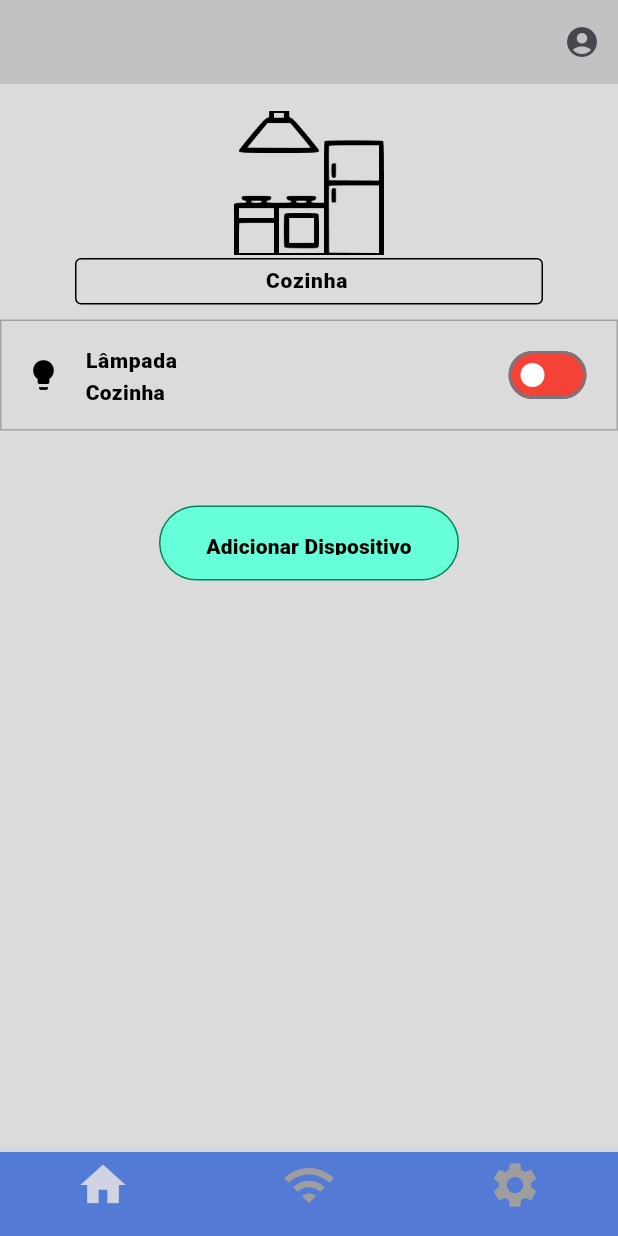
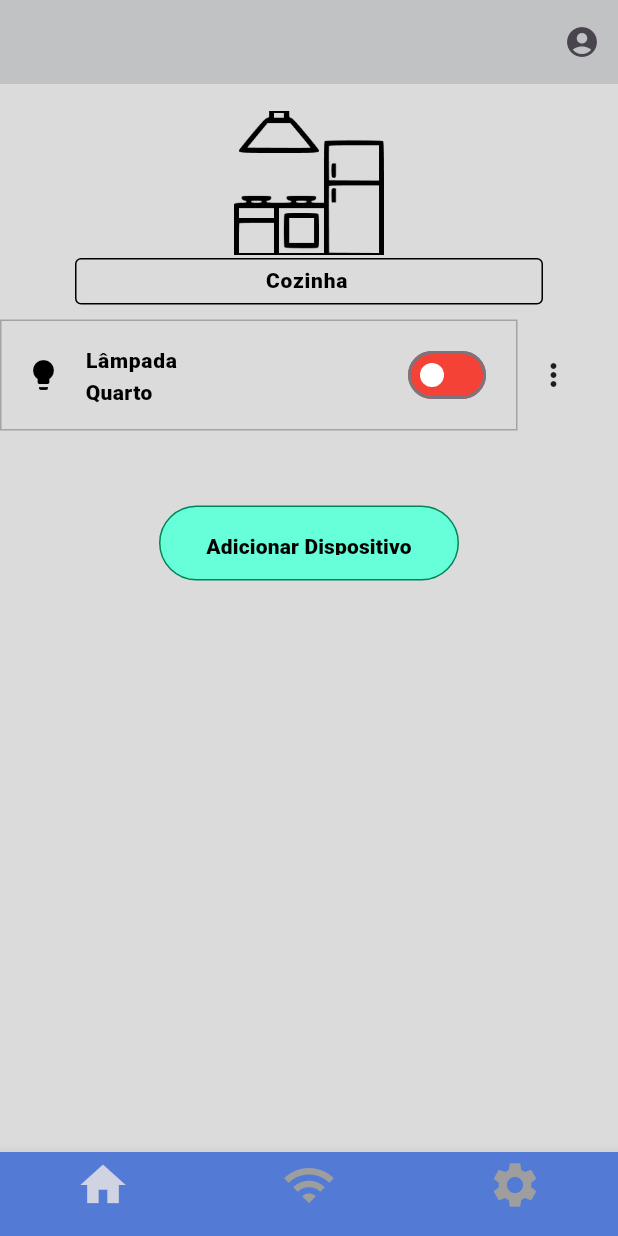
Before and after one commit to Sara-Mirian-Santos/SmartHouse, a Flutter app: the cozinha screen opened directly, on a phone screen of 412 x 824 dp. Run offline on Flutter 3.47's test engine with Material 3 defaults, Android fonts, the phone set to English and light mode, and no system bars; our stand-ins replace cloud_firestore, firebase_auth, firebase_core; accounts and stored records are empty.

Commit message:
Update cozinha.dart

```diff
--- a/smart_house/smart_house/lib/cozinha.dart
+++ b/smart_house/smart_house/lib/cozinha.dart
@@ -2,7 +2,7 @@
 
 import 'package:flutter/material.dart';
 import 'package:smart_house/perfil.dart';
-
+import 'inicial.dart';
 import 'Home.dart';
 
 class cozinha extends StatefulWidget {
@@ -10,6 +10,11 @@ class cozinha extends StatefulWidget {
 
   @override
   State<cozinha> createState() => _cozinhaState();
+}
+
+enum  _MenuValues{
+  editar,
+  excluir,
 }
 
 class _cozinhaState extends State<cozinha> {
@@ -147,7 +152,12 @@ class _cozinhaState extends State<cozinha> {
               ),
               Padding(
                 padding: EdgeInsets.fromLTRB(0, 10, 0, 0),
-                child: SwitchListTile(
+                child: Row(
+                  children: [
+                    Container(
+                      width: 345,
+                      child:
+                      SwitchListTile(
                         value: _bt_lampada_cozinha,
                         title: Text(
                           "Lâmpada",
@@ -160,7 +170,7 @@ class _cozinhaState extends State<cozinha> {
                           textAlign: TextAlign.left,
                         ),
                         subtitle: Text(
-                    "Cozinha",
+                          "Quarto",
                           style: TextStyle(
                             fontWeight: FontWeight.w800,
                             fontStyle: FontStyle.normal,
@@ -191,6 +201,35 @@ class _cozinhaState extends State<cozinha> {
                         Icon(Icons.lightbulb, color: Colors.black, size: 24),
                         selected: false,
                         selectedTileColor: Color(0x42000000),
+                      ),
+
+                    ),
+                    PopupMenuButton<_MenuValues>(
+                      itemBuilder: (BuildContext context) => [
+                        PopupMenuItem(
+                          child: Text('Editar'),
+                          value: _MenuValues.editar,
+                        ),
+                        PopupMenuItem(
+                          child: Text('Excluir'),
+                          value: _MenuValues.excluir,
+                        ),
+                      ],
+                      onSelected: (value) {
+                        switch (value) {
+                          case _MenuValues.editar:
+                            Navigator.of(context)
+                                .push(MaterialPageRoute(builder: (c) => inicio()));
+                            break;
+                          case _MenuValues.excluir:
+                            Navigator.of(context)
+                                .push(MaterialPageRoute(builder: (c) => inicio()));
+                            break;
+                        // TODO: Handle this case.
+                        }
+                      },
+                    ),
+                  ],
                 ),
               ),
               Container(
```
Lines whose indentation alone changed are shown as unchanged.
